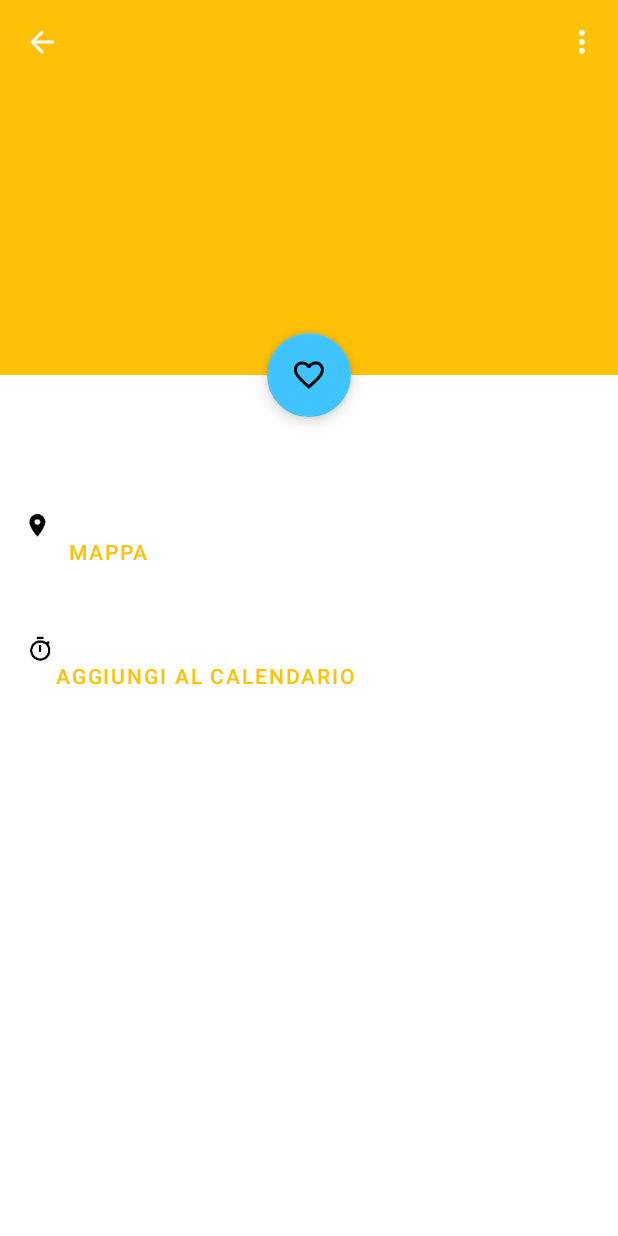
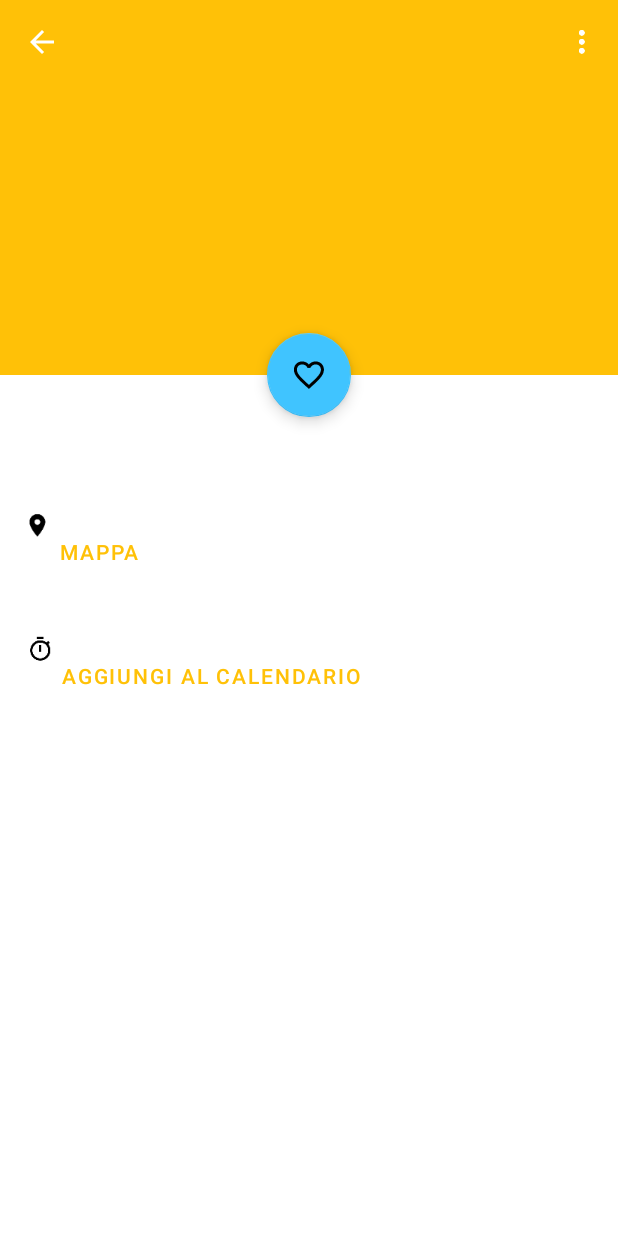
Before and after one commit to Arandroid-1987/calabriaeventiandroidstudio, an Android app: the EventDetailActivity screen opened directly, with no data from a screen before it, on a phone screen of 412 x 824 dp. Run offline under Robolectric (Android 15) with nearby library versions, the phone set to English and light mode, and no system bars; pictures from the network do not load; 7 statements that could not run were skipped.

```diff
--- a/trunk/app/build.gradle
+++ b/trunk/app/build.gradle
@@ -15,7 +15,7 @@ android {
         applicationId "com.calabriaeventi"
         minSdkVersion 16
         targetSdkVersion 28
-        versionCode 36
+        versionCode 37
         versionName "5.1"
         multiDexEnabled true
         vectorDrawables.useSupportLibrary = true
--- a/trunk/app/src/main/res/layout/content_event_detail.xml
+++ b/trunk/app/src/main/res/layout/content_event_detail.xml
@@ -58,8 +58,8 @@
                 android:layout_width="wrap_content"
                 android:layout_gravity="end"
                 android:layout_height="wrap_content"
-                android:layout_marginLeft="11dp"
-                android:layout_marginStart="11dp"
+                android:layout_marginLeft="5dp"
+                android:layout_marginStart="5dp"
                 android:text="@string/apri_mappa"
                 android:layout_below="@id/event.location"/>
 
@@ -98,8 +98,8 @@
                 style="@style/Widget.MaterialComponents.Button.TextButton"
                 android:layout_width="wrap_content"
                 android:layout_height="wrap_content"
-                android:layout_marginLeft="11dp"
-                android:layout_marginStart="11dp"
+                android:layout_marginLeft="15dp"
+                android:layout_marginStart="15dp"
                 android:layout_below="@id/event.date"
                 android:text="@string/aggiungi_al_calendario" />
 
```
Also changed, not shown: trunk/app/src/main/java/com/calabriaeventi/ui/viewholder/EventoViewHolder.java (+6 -1 lines).
